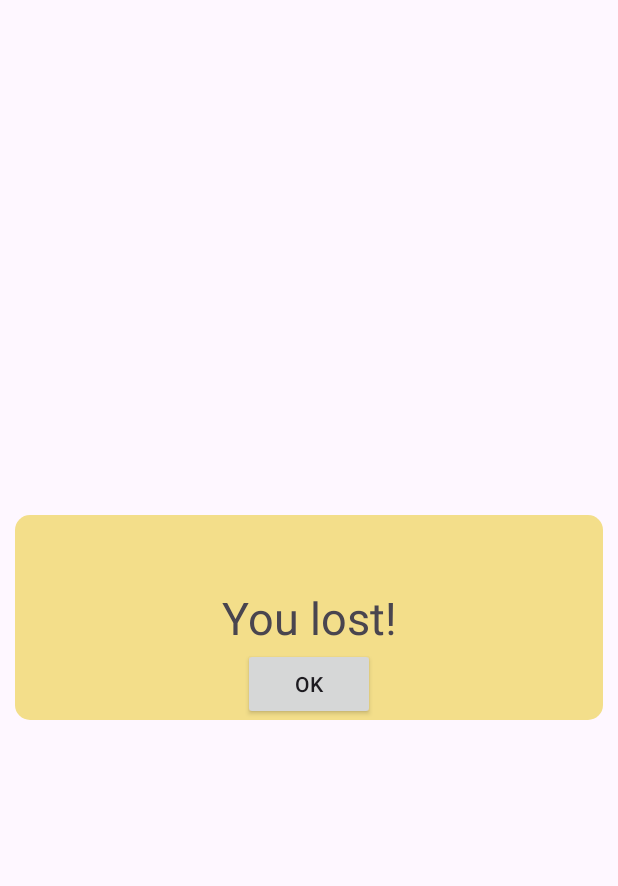
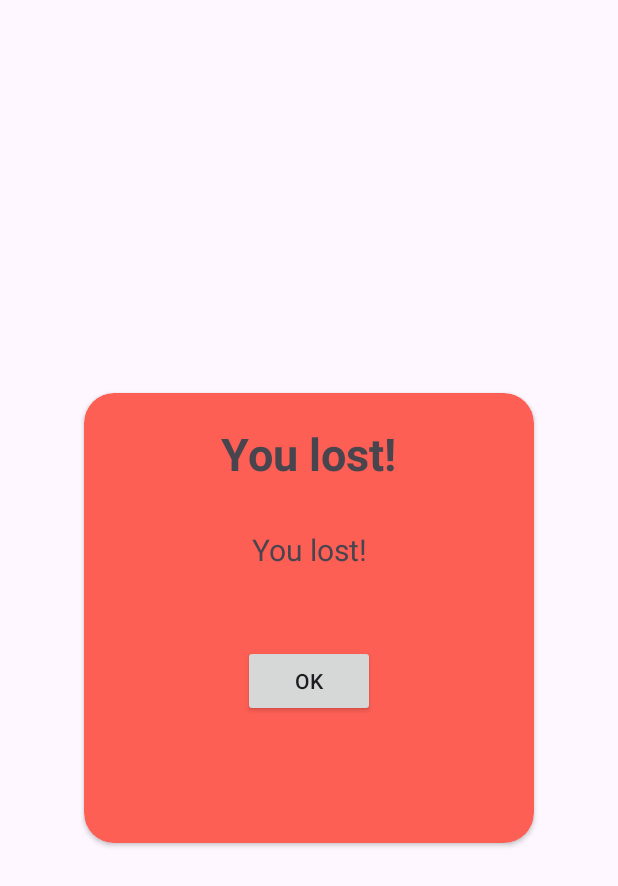
Before and after one commit to MichalLastovka/TheHangman, an Android app: the layout loss_dialog.xml on its own in the app's theme, with its tools: preview values and no code run, on a phone screen of 412 x 824 dp. Shown: the top 886 px of the screen. Run offline under Robolectric (Android 15) with nearby library versions, the phone set to English and light mode, and no system bars; network calls fail.

```diff
--- a/app/src/main/java/eu/example/thehangman/Game.kt
+++ b/app/src/main/java/eu/example/thehangman/Game.kt
@@ -102,6 +102,9 @@ class Game : AppCompatActivity() {
                 lossDialog.dismiss()
             }
             if ("❤️" !in lifeCounterTv.text){
+                val secretReveal = lossDialog.findViewById<TextView>(R.id.secretReveal)
+                val revealText = "The word you were looking for was:\n\n$secret"
+                secretReveal.text = revealText
                 lossDialog.show()
             }else if(guessedLetters.size == secretCharArray.size){
                 winDialog.show()
--- a/app/src/main/res/layout/loss_dialog.xml
+++ b/app/src/main/res/layout/loss_dialog.xml
@@ -1,31 +1,48 @@
 <?xml version="1.0" encoding="utf-8"?>
-<androidx.constraintlayout.widget.ConstraintLayout xmlns:android="http://schemas.android.com/apk/res/android"
+<androidx.appcompat.widget.LinearLayoutCompat android:layout_width="match_parent"
+    android:layout_height="match_parent"
     xmlns:app="http://schemas.android.com/apk/res-auto"
+    android:orientation="vertical"
+    android:gravity="center"
+    xmlns:android="http://schemas.android.com/apk/res/android">
+    <androidx.cardview.widget.CardView
+        android:layout_width="300dp"
+        android:layout_height="300dp"
+        android:layout_margin="10dp"
+        app:cardCornerRadius="20dp"
+        app:cardBackgroundColor="@color/bitter">
+
+        <androidx.appcompat.widget.LinearLayoutCompat
             android:layout_width="match_parent"
-    android:layout_height="wrap_content"
-    android:layout_marginHorizontal="10dp"
-    android:background="@drawable/custom_btn"
-    android:layout_gravity="center">
+            android:layout_height="match_parent"
+            android:gravity="top|center"
+            android:layout_marginTop="20dp"
+            android:orientation="vertical">
 
             <TextView
-        android:id="@+id/loss"
                 android:layout_width="wrap_content"
                 android:layout_height="wrap_content"
-        android:text="@string/loss_dlg"
-        android:textSize="30sp"
-        app:layout_constraintBottom_toBottomOf="parent"
-        app:layout_constraintEnd_toEndOf="parent"
-        app:layout_constraintStart_toStartOf="parent"
-        app:layout_constraintTop_toTopOf="parent" />
+                android:gravity="center"
+                android:textStyle="bold"
+                android:text="You lost!"
+                android:textSize="30sp" />
+            <TextView
+                android:id="@+id/secretReveal"
+                android:layout_marginTop="30dp"
+                android:layout_width="wrap_content"
+                android:layout_height="wrap_content"
+                android:gravity="center"
+                android:text="You lost!"
+                android:textSize="20sp" />
 
             <androidx.appcompat.widget.AppCompatButton
                 android:id="@+id/loss_ok"
+                android:layout_marginTop="50dp"
                 android:layout_width="wrap_content"
                 android:layout_height="wrap_content"
-        android:text="@string/ok"
-        app:layout_constraintBottom_toBottomOf="parent"
-        app:layout_constraintEnd_toEndOf="parent"
-        app:layout_constraintStart_toStartOf="parent"
-        app:layout_constraintTop_toBottomOf="@+id/loss" />
+                android:text="ok" />
+        </androidx.appcompat.widget.LinearLayoutCompat>
 
-</androidx.constraintlayout.widget.ConstraintLayout>
+
+    </androidx.cardview.widget.CardView>
+</androidx.appcompat.widget.LinearLayoutCompat>
--- a/app/src/main/res/values/colors.xml
+++ b/app/src/main/res/values/colors.xml
@@ -4,4 +4,5 @@
     <color name="white">#FFFFFFFF</color>
     <color name="yellow">#f3de8a</color>
     <color name="red">#FFAA00</color>
+    <color name="bitter">#FE5F55</color>
 </resources>
--- a/app/src/main/res/values/strings.xml
+++ b/app/src/main/res/values/strings.xml
@@ -5,6 +5,7 @@
     <string name="secret_word">secret word</string>
     <string name="number_of_lifes">"Number of lives:   "</string>
     <string name="letters_in_word">"Letters in word:  "</string>
+    <string name="secret_reveal">"The word you were looking for was:"</string>
     <string name="q">Q</string>
     <string name="w">W</string>
     <string name="e">E</string>
```
Lines whose indentation alone changed are shown as unchanged.
